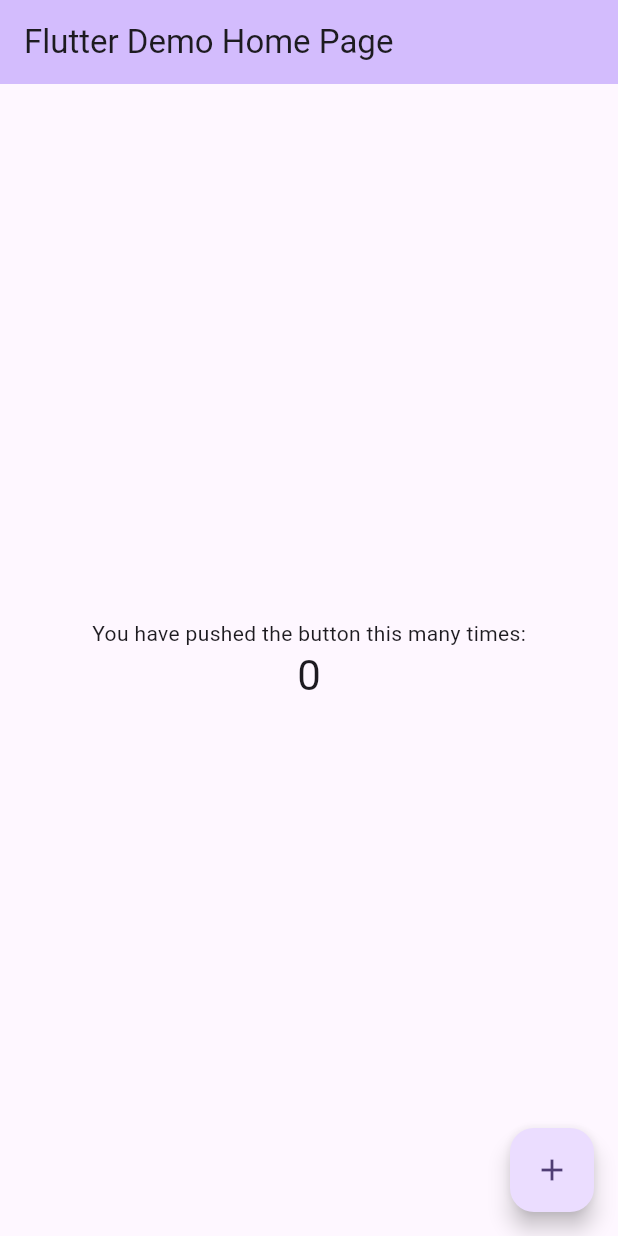
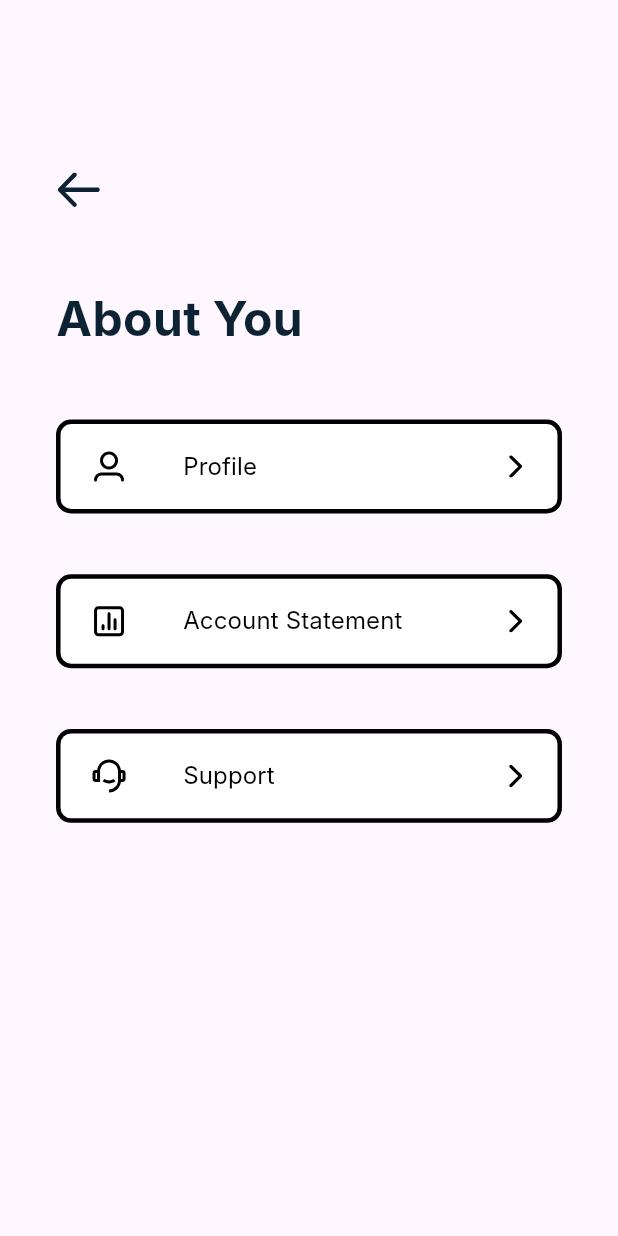
Before and after one commit to jasurbekqochqorov/homework_project, a Flutter app: the screen it shows after launch, on a phone screen of 412 x 824 dp. Run offline on Flutter 3.47's test engine with Material 3 defaults, Android fonts, the phone set to English and light mode, and no system bars; our stand-ins replace flutter_svg; Roboto replaces fonts that are missing (Inter).

Commit message:
homework first 5-february

```diff
--- /dev/null
+++ b/lib/Screen/Widget/selection_widget.dart
@@ -0,0 +1,46 @@
+import 'package:flutter/material.dart';
+import 'package:flutter_svg/svg.dart';
+import 'package:homework12/models/models.dart';
+import 'package:homework12/utils/extension/extension.dart';
+import 'package:homework12/utils/fonts/fonts.dart';
+
+import '../../utils/color/color.dart';
+import '../../utils/icons/icon.dart';
+
+
+class SelectionWidget extends StatefulWidget {
+  const SelectionWidget({super.key, required this.models,required this.k, required this.onTap});
+ final Models models;
+ final bool k;
+ final VoidCallback onTap;
+  @override
+  State<SelectionWidget> createState() => _SelectionWidgetState();
+}
+
+class _SelectionWidgetState extends State<SelectionWidget> {
+  @override
+  Widget build(BuildContext context) {
+    return Padding(
+      padding: EdgeInsets.symmetric(vertical:20.getH()),
+      child: TextButton(
+          style:TextButton.styleFrom(
+              backgroundColor:widget.k?AppColors.blue:AppColors.white,
+              padding: EdgeInsets.symmetric(vertical:19.getH(),horizontal: 23.getH()),
+              shape: RoundedRectangleBorder(
+                  borderRadius: BorderRadius.circular(10),
+                  side:BorderSide(width:3,color:widget.k?AppColors.blue:AppColors.black)
+              )
+          ),
+          onPressed:widget.onTap,
+          child:Row(children: [
+            SvgPicture.asset(widget.models.icon,colorFilter:ColorFilter.mode(widget.k?AppColors.white:AppColors.black,BlendMode.srcIn),),
+            SizedBox(width: 34.getW(),),
+            Text(widget.models.title,style: AppTextStyle.interRegular.copyWith(
+              color:widget.k?AppColors.white:AppColors.black
+            ),),
+            Spacer(),
+            SvgPicture.asset(widget.models.icon2,colorFilter:ColorFilter.mode(widget.k?AppColors.white:AppColors.black,BlendMode.srcIn)),
+          ],)),
+    );
+  }
+}
--- /dev/null
+++ b/lib/Screen/main_screen.dart
@@ -0,0 +1,58 @@
+import 'package:flutter/material.dart';
+import 'package:flutter_svg/flutter_svg.dart';
+import 'package:homework12/Screen/Widget/selection_widget.dart';
+import 'package:homework12/utils/color/color.dart';
+import 'package:homework12/utils/extension/extension.dart';
+import 'package:homework12/utils/icons/icon.dart';
+
+import '../models/models.dart';
+import '../utils/fonts/fonts.dart';
+
+class MainScreen extends StatefulWidget {
+  const MainScreen({super.key});
+
+  @override
+  State<MainScreen> createState() => _MainScreenState();
+}
+
+class _MainScreenState extends State<MainScreen> {
+  int activeIndex=-1;
+  bool kl=false;
+  List<Models> list=[
+    Models(icon:AllIcon.person, title:'Profile', icon2:AllIcon.arrowForward),
+    Models(icon:AllIcon.list, title:'Account Statement', icon2:AllIcon.arrowForward),
+    Models(icon:AllIcon.headphone, title:'Support', icon2:AllIcon.arrowForward),
+  ];
+
+  @override
+  Widget build(BuildContext context) {
+    width=MediaQuery.of(context).size.width;
+    height=MediaQuery.of(context).size.height;
+    return Scaffold(
+      body: Column(
+        crossAxisAlignment: CrossAxisAlignment.start,
+        children: [
+          Padding(padding:EdgeInsets.only(top: 101.getH(),left: 26.getW(),bottom: 38.getH()),
+          child:IconButton(onPressed: (){},
+          icon:SvgPicture.asset(AllIcon.arrowBack),),
+          ),
+          Padding(padding:EdgeInsets.symmetric(horizontal:34.getW()),
+          child: Column(
+            crossAxisAlignment: CrossAxisAlignment.start,
+            children: [
+            Text('About You',style: AppTextStyle.interBold.copyWith(
+              color: AppColors.c_0D2333,fontSize: 32,
+            ),),
+            SizedBox(height: 24.getH(),),
+            ...List.generate(list.length, (index) =>
+                SelectionWidget(models:list[index],onTap: (){
+                  activeIndex=index;
+                  setState(() {
+                  });
+                  },k:activeIndex==index),)
+          ],),)
+        ],
+      ),
+    );
+  }
+}
--- a/lib/main.dart
+++ b/lib/main.dart
@@ -1,125 +1,20 @@
 import 'package:flutter/material.dart';
 
-void main() {
-  runApp(const MyApp());
+import 'Screen/main_screen.dart';
+
+void main(){
+  runApp(const MyHome());
 }
 
-class MyApp extends StatelessWidget {
-  const MyApp({super.key});
-
-  // This widget is the root of your application.
-  @override
-  Widget build(BuildContext context) {
-    return MaterialApp(
-      title: 'Flutter Demo',
-      theme: ThemeData(
-        // This is the theme of your application.
-        //
-        // TRY THIS: Try running your application with "flutter run". You'll see
-        // the application has a purple toolbar. Then, without quitting the app,
-        // try changing the seedColor in the colorScheme below to Colors.green
-        // and then invoke "hot reload" (save your changes or press the "hot
-        // reload" button in a Flutter-supported IDE, or press "r" if you used
-        // the command line to start the app).
-        //
-        // Notice that the counter didn't reset back to zero; the application
-        // state is not lost during the reload. To reset the state, use hot
-        // restart instead.
-        //
-        // This works for code too, not just values: Most code changes can be
-        // tested with just a hot reload.
-        colorScheme: ColorScheme.fromSeed(seedColor: Colors.deepPurple),
-        useMaterial3: true,
-      ),
-      home: const MyHomePage(title: 'Flutter Demo Home Page'),
-    );
-  }
-}
-
-class MyHomePage extends StatefulWidget {
-  const MyHomePage({super.key, required this.title});
-
-  // This widget is the home page of your application. It is stateful, meaning
-  // that it has a State object (defined below) that contains fields that affect
-  // how it looks.
-
-  // This class is the configuration for the state. It holds the values (in this
-  // case the title) provided by the parent (in this case the App widget) and
-  // used by the build method of the State. Fields in a Widget subclass are
-  // always marked "final".
-
-  final String title;
-
-  @override
-  State<MyHomePage> createState() => _MyHomePageState();
-}
-
-class _MyHomePageState extends State<MyHomePage> {
-  int _counter = 0;
-
-  void _incrementCounter() {
-    setState(() {
-      // This call to setState tells the Flutter framework that something has
-      // changed in this State, which causes it to rerun the build method below
-      // so that the display can reflect the updated values. If we changed
-      // _counter without calling setState(), then the build method would not be
-      // called again, and so nothing would appear to happen.
-      _counter++;
-    });
-  }
+class MyHome extends StatelessWidget {
+  const MyHome({super.key});
 
   @override
   Widget build(BuildContext context) {
-    // This method is rerun every time setState is called, for instance as done
-    // by the _incrementCounter method above.
-    //
-    // The Flutter framework has been optimized to make rerunning build methods
-    // fast, so that you can just rebuild anything that needs updating rather
-    // than having to individually change instances of widgets.
-    return Scaffold(
-      appBar: AppBar(
-        // TRY THIS: Try changing the color here to a specific color (to
-        // Colors.amber, perhaps?) and trigger a hot reload to see the AppBar
-        // change color while the other colors stay the same.
-        backgroundColor: Theme.of(context).colorScheme.inversePrimary,
-        // Here we take the value from the MyHomePage object that was created by
-        // the App.build method, and use it to set our appbar title.
-        title: Text(widget.title),
-      ),
-      body: Center(
-        // Center is a layout widget. It takes a single child and positions it
-        // in the middle of the parent.
-        child: Column(
-          // Column is also a layout widget. It takes a list of children and
-          // arranges them vertically. By default, it sizes itself to fit its
-          // children horizontally, and tries to be as tall as its parent.
-          //
-          // Column has various properties to control how it sizes itself and
-          // how it positions its children. Here we use mainAxisAlignment to
-          // center the children vertically; the main axis here is the vertical
-          // axis because Columns are vertical (the cross axis would be
-          // horizontal).
-          //
-          // TRY THIS: Invoke "debug painting" (choose the "Toggle Debug Paint"
-          // action in the IDE, or press "p" in the console), to see the
-          // wireframe for each widget.
-          mainAxisAlignment: MainAxisAlignment.center,
-          children: <Widget>[
-            const Text(
-              'You have pushed the button this many times:',
-            ),
-            Text(
-              '$_counter',
-              style: Theme.of(context).textTheme.headlineMedium,
-            ),
-          ],
-        ),
-      ),
-      floatingActionButton: FloatingActionButton(
-        onPressed: _incrementCounter,
-        tooltip: 'Increment',
-        child: const Icon(Icons.add),
-      ), // This trailing comma makes auto-formatting nicer for build methods.
+    return const MaterialApp(
+      debugShowCheckedModeBanner: false,
+      home: MainScreen(),
     );
   }
+
 }
--- /dev/null
+++ b/lib/models/models.dart
@@ -0,0 +1,9 @@
+import 'package:flutter/material.dart';
+
+class Models{
+
+  final String icon;
+  final String title;
+  final String icon2;
+  Models({required this.icon, required this.title, required this.icon2,});
+}
--- a/lib/utils/color/color.dart
+++ b/lib/utils/color/color.dart
@@ -28,4 +28,5 @@ class AppColors{
   static const Color c_FCF5E7=Color(0xFFFCF5E7);
   static const Color c_9A9A9A=Color(0xFF9A9A9A);
   static const Color c_FFE1D5=Color(0xFFFFE1D5);
+  static const Color c_0D2333=Color(0xFF0D2333);
 }
--- a/lib/utils/icons/icon.dart
+++ b/lib/utils/icons/icon.dart
@@ -11,4 +11,9 @@ class AllIcon{
 
 
   static String arrow='assets/icons/arrow.svg';
+  static String arrowBack='assets/icons/arrow_back.svg';
+  static String person='assets/icons/person.svg';
+  static String headphone='assets/icons/headphone.svg';
+  static String list='assets/icons/list.svg';
+  static String arrowForward='assets/icons/arrow_forward.svg';
 }
```
Also changed, not shown: assets/icons/arrow_back.svg (added), assets/icons/arrow_forward.svg (added), assets/icons/headphone.svg (added), assets/icons/list.svg (added), assets/icons/person.svg (added), pubspec.lock, 1 other file.
